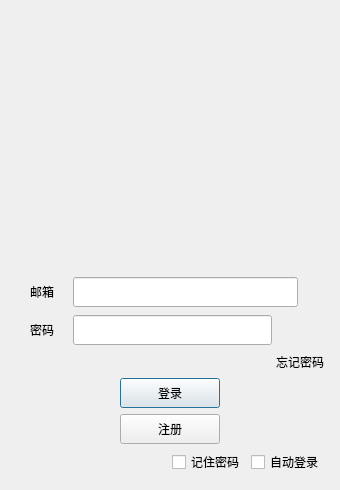
First picture: the form in Client/logindialog.ui, repository Stan-Vincent/HChat-demo, before the edit.
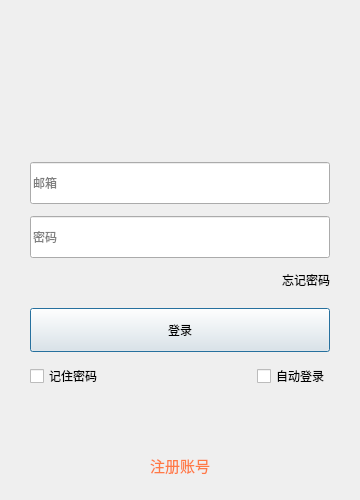
Second picture: the form after the edit. Custom widgets are drawn as their Qt base class.

```diff
--- a/Client/logindialog.ui
+++ b/Client/logindialog.ui
@@ -6,52 +6,67 @@
    <rect>
     <x>0</x>
     <y>0</y>
-    <width>340</width>
-    <height>490</height>
+    <width>360</width>
+    <height>500</height>
    </rect>
   </property>
   <property name="minimumSize">
    <size>
-    <width>340</width>
-    <height>490</height>
+    <width>360</width>
+    <height>500</height>
    </size>
   </property>
   <property name="maximumSize">
    <size>
-    <width>340</width>
-    <height>532</height>
+    <width>360</width>
+    <height>540</height>
    </size>
   </property>
   <property name="windowTitle">
    <string>Dialog</string>
   </property>
   <layout class="QVBoxLayout" name="verticalLayout_3">
+   <property name="leftMargin">
+    <number>30</number>
+   </property>
+   <property name="topMargin">
+    <number>16</number>
+   </property>
+   <property name="rightMargin">
+    <number>30</number>
+   </property>
+   <property name="bottomMargin">
+    <number>20</number>
+   </property>
    <item>
     <layout class="QVBoxLayout" name="verticalLayout_2">
+     <property name="spacing">
+      <number>12</number>
+     </property>
      <property name="leftMargin">
-      <number>5</number>
+      <number>0</number>
      </property>
      <property name="topMargin">
-      <number>5</number>
+      <number>0</number>
      </property>
      <property name="rightMargin">
-      <number>5</number>
+      <number>0</number>
      </property>
      <property name="bottomMargin">
-      <number>5</number>
+      <number>0</number>
      </property>
      <item>
       <widget class="QLabel" name="err_tip">
        <property name="minimumSize">
         <size>
          <width>0</width>
-         <height>25</height>
+         <height>22</height>
         </size>
        </property>
        <property name="maximumSize">
         <size>
          <width>16777215</width>
-         <height>25</height>
+         <height>22</height>
         </size>
        </property>
        <property name="text">
@@ -62,27 +77,45 @@
        </property>
       </widget>
      </item>
-     <item>
+     <item alignment="Qt::AlignHCenter">
       <widget class="QWidget" name="head_widget" native="true">
        <property name="minimumSize">
         <size>
-         <width>200</width>
-         <height>230</height>
+         <width>100</width>
+         <height>100</height>
+        </size>
+       </property>
+       <property name="maximumSize">
+        <size>
+         <width>100</width>
+         <height>100</height>
         </size>
        </property>
        <layout class="QGridLayout" name="gridLayout">
+        <property name="leftMargin">
+         <number>0</number>
+        </property>
+        <property name="topMargin">
+         <number>0</number>
+        </property>
+        <property name="rightMargin">
+         <number>0</number>
+        </property>
+        <property name="bottomMargin">
+         <number>0</number>
+        </property>
         <item row="0" column="0">
          <widget class="QLabel" name="head_label">
           <property name="minimumSize">
            <size>
-            <width>200</width>
-            <height>199</height>
+            <width>100</width>
+            <height>100</height>
            </size>
           </property>
           <property name="maximumSize">
            <size>
-            <width>200</width>
-            <height>200</height>
+            <width>100</width>
+            <height>100</height>
            </size>
           </property>
           <property name="text">
@@ -94,179 +127,77 @@
       </widget>
      </item>
      <item>
-      <spacer name="verticalSpacer_3">
-       <property name="orientation">
-        <enum>Qt::Vertical</enum>
-       </property>
-       <property name="sizeHint" stdset="0">
-        <size>
-         <width>20</width>
-         <height>40</height>
-        </size>
-       </property>
-      </spacer>
-     </item>
-     <item>
-      <layout class="QHBoxLayout" name="horizontalLayout_2" stretch="2,9,1">
+      <layout class="QHBoxLayout" name="horizontalLayout_2">
        <property name="leftMargin">
-        <number>1</number>
+        <number>0</number>
        </property>
        <property name="topMargin">
-        <number>1</number>
+        <number>0</number>
        </property>
        <property name="rightMargin">
-        <number>1</number>
+        <number>0</number>
        </property>
        <property name="bottomMargin">
-        <number>1</number>
+        <number>0</number>
        </property>
-       <item>
-        <widget class="QLabel" name="email_lb">
-         <property name="minimumSize">
-          <size>
-           <width>45</width>
-           <height>25</height>
-          </size>
-         </property>
-         <property name="maximumSize">
-          <size>
-           <width>16777215</width>
-           <height>25</height>
-          </size>
-         </property>
-         <property name="text">
-          <string>邮箱</string>
-         </property>
-         <property name="alignment">
-          <set>Qt::AlignCenter</set>
-         </property>
-        </widget>
-       </item>
        <item>
         <widget class="QLineEdit" name="email_edit">
          <property name="minimumSize">
           <size>
            <width>0</width>
-           <height>30</height>
+           <height>42</height>
           </size>
          </property>
-         <property name="maximumSize">
-          <size>
-           <width>16777215</width>
-           <height>30</height>
-          </size>
+         <property name="placeholderText">
+          <string>邮箱</string>
          </property>
         </widget>
        </item>
-       <item>
-        <spacer name="horizontalSpacer_6">
-         <property name="orientation">
-          <enum>Qt::Horizontal</enum>
-         </property>
-         <property name="sizeType">
-          <enum>QSizePolicy::Fixed</enum>
-         </property>
-         <property name="sizeHint" stdset="0">
-          <size>
-           <width>25</width>
-           <height>20</height>
-          </size>
-         </property>
-        </spacer>
-       </item>
       </layout>
      </item>
      <item>
-      <layout class="QHBoxLayout" name="horizontalLayout_3" stretch="2,8,1,1">
+      <layout class="QHBoxLayout" name="horizontalLayout_3">
        <property name="leftMargin">
-        <number>1</number>
+        <number>0</number>
        </property>
        <property name="topMargin">
-        <number>1</number>
+        <number>0</number>
        </property>
        <property name="rightMargin">
-        <number>1</number>
+        <number>0</number>
        </property>
        <property name="bottomMargin">
-        <number>1</number>
+        <number>0</number>
        </property>
-       <item>
-        <widget class="QLabel" name="pass_label">
-         <property name="minimumSize">
-          <size>
-           <width>45</width>
-           <height>25</height>
-          </size>
-         </property>
-         <property name="maximumSize">
-          <size>
-           <width>16777215</width>
-           <height>25</height>
-          </size>
-         </property>
-         <property name="text">
-          <string>密码</string>
-         </property>
-         <property name="alignment">
-          <set>Qt::AlignCenter</set>
-         </property>
-        </widget>
-       </item>
        <item>
         <widget class="QLineEdit" name="pass_edit">
          <property name="minimumSize">
           <size>
-           <width>165</width>
-           <height>30</height>
+           <width>0</width>
+           <height>42</height>
           </size>
          </property>
-         <property name="maximumSize">
-          <size>
-           <width>16777215</width>
-           <height>30</height>
-          </size>
+         <property name="placeholderText">
+          <string>密码</string>
          </property>
         </widget>
        </item>
-       <item>
-        <widget class="ClickedLabel" name="pass_visible">
-         <property name="minimumSize">
-          <size>
-           <width>20</width>
-           <height>20</height>
-          </size>
-         </property>
-         <property name="maximumSize">
-          <size>
-           <width>20</width>
-           <height>20</height>
-          </size>
-         </property>
-         <property name="text">
-          <string/>
-         </property>
-        </widget>
-       </item>
-       <item>
-        <spacer name="horizontalSpacer_7">
-         <property name="orientation">
-          <enum>Qt::Horizontal</enum>
-         </property>
-         <property name="sizeType">
-          <enum>QSizePolicy::Expanding</enum>
-         </property>
-         <property name="sizeHint" stdset="0">
-          <size>
-           <width>25</width>
-           <height>20</height>
-          </size>
-         </property>
-        </spacer>
-       </item>
       </layout>
      </item>
      <item>
       <layout class="QHBoxLayout" name="horizontalLayout_4">
+       <property name="leftMargin">
+        <number>0</number>
+       </property>
+       <property name="topMargin">
+        <number>0</number>
+       </property>
+       <property name="rightMargin">
+        <number>0</number>
+       </property>
+       <property name="bottomMargin">
+        <number>0</number>
+       </property>
        <item>
         <spacer name="horizontalSpacer">
          <property name="orientation">
@@ -294,115 +225,50 @@
        <property name="orientation">
         <enum>Qt::Vertical</enum>
        </property>
+       <property name="sizeType">
+        <enum>QSizePolicy::Fixed</enum>
+       </property>
        <property name="sizeHint" stdset="0">
         <size>
          <width>20</width>
-         <height>40</height>
+         <height>6</height>
         </size>
        </property>
       </spacer>
      </item>
      <item>
-      <layout class="QHBoxLayout" name="horizontalLayout_5">
-       <item>
-        <spacer name="horizontalSpacer_2">
-         <property name="orientation">
-          <enum>Qt::Horizontal</enum>
-         </property>
-         <property name="sizeHint" stdset="0">
-          <size>
-           <width>40</width>
-           <height>20</height>
-          </size>
-         </property>
-        </spacer>
-       </item>
-       <item>
-        <widget class="QPushButton" name="login_btn">
-         <property name="minimumSize">
-          <size>
-           <width>100</width>
-           <height>30</height>
-          </size>
-         </property>
-         <property name="text">
-          <string>登录</string>
-         </property>
-        </widget>
-       </item>
-       <item>
-        <spacer name="horizontalSpacer_3">
-         <property name="orientation">
-          <enum>Qt::Horizontal</enum>
-         </property>
-         <property name="sizeHint" stdset="0">
-          <size>
-           <width>40</width>
-           <height>20</height>
-          </size>
-         </property>
-        </spacer>
-       </item>
-      </layout>
-     </item>
-     <item>
-      <layout class="QHBoxLayout" name="horizontalLayout_6">
-       <item>
-        <spacer name="horizontalSpacer_4">
-         <property name="orientation">
-          <enum>Qt::Horizontal</enum>
-         </property>
-         <property name="sizeHint" stdset="0">
-          <size>
-           <width>40</width>
-           <height>20</height>
-          </size>
-         </property>
-        </spacer>
-       </item>
-       <item>
-        <widget class="QPushButton" name="reg_btn">
-         <property name="minimumSize">
-          <size>
-           <width>100</width>
-           <height>30</height>
-          </size>
-         </property>
-         <property name="text">
-          <string>注册</string>
-         </property>
-        </widget>
-       </item>
-       <item>
-        <spacer name="horizontalSpacer_5">
-         <property name="orientation">
-          <enum>Qt::Horizontal</enum>
-         </property>
-         <property name="sizeHint" stdset="0">
-          <size>
-           <width>40</width>
-           <height>20</height>
-          </size>
-         </property>
-        </spacer>
-       </item>
-      </layout>
+      <widget class="QPushButton" name="login_btn">
+       <property name="sizePolicy">
+        <sizepolicy hsizetype="Expanding" vsizetype="Fixed">
+         <horstretch>0</horstretch>
+         <verstretch>0</verstretch>
+        </sizepolicy>
+       </property>
+       <property name="minimumSize">
+        <size>
+         <width>0</width>
+         <height>44</height>
+        </size>
+       </property>
+       <property name="text">
+        <string>登录</string>
+       </property>
+      </widget>
      </item>
      <item>
       <layout class="QHBoxLayout" name="horizontalLayout_chk">
-       <item>
-        <spacer name="horizontalSpacer_chk">
-         <property name="orientation">
-          <enum>Qt::Horizontal</enum>
-         </property>
-         <property name="sizeHint" stdset="0">
-          <size>
-           <width>40</width>
-           <height>20</height>
-          </size>
-         </property>
-        </spacer>
-       </item>
+       <property name="leftMargin">
+        <number>0</number>
+       </property>
+       <property name="topMargin">
+        <number>0</number>
+       </property>
+       <property name="rightMargin">
+        <number>0</number>
+       </property>
+       <property name="bottomMargin">
+        <number>0</number>
+       </property>
        <item>
         <widget class="QCheckBox" name="remember_pwd_chk">
          <property name="text">
@@ -410,6 +276,19 @@
          </property>
         </widget>
        </item>
+       <item>
+        <spacer name="horizontalSpacer_chk">
+         <property name="orientation">
+          <enum>Qt::Horizontal</enum>
+         </property>
+         <property name="sizeHint" stdset="0">
+          <size>
+           <width>40</width>
+           <height>20</height>
+          </size>
+         </property>
+        </spacer>
+       </item>
        <item>
         <widget class="QCheckBox" name="auto_login_chk">
          <property name="text">
@@ -424,17 +303,73 @@
        <property name="orientation">
         <enum>Qt::Vertical</enum>
        </property>
+       <property name="sizeType">
+        <enum>QSizePolicy::Expanding</enum>
+       </property>
        <property name="sizeHint" stdset="0">
         <size>
          <width>20</width>
-         <height>40</height>
+         <height>10</height>
         </size>
        </property>
       </spacer>
      </item>
+     <item>
+      <widget class="QPushButton" name="reg_btn">
+       <property name="sizePolicy">
+        <sizepolicy hsizetype="Preferred" vsizetype="Fixed">
+         <horstretch>0</horstretch>
+         <verstretch>0</verstretch>
+        </sizepolicy>
+       </property>
+       <property name="minimumSize">
+        <size>
+         <width>0</width>
+         <height>30</height>
+        </size>
+       </property>
+       <property name="cursor">
+        <cursorShape>PointingHandCursor</cursorShape>
+       </property>
+       <property name="styleSheet">
+        <string>QPushButton{background:transparent;border:none;color:#ff7a45;font-size:11pt;font-weight:normal;}
+QPushButton:hover{color:#ff9264;}
+QPushButton:pressed{color:#e85d26;}
+QPushButton:disabled{color:#999999;}</string>
+       </property>
+       <property name="text">
+        <string>注册账号</string>
+       </property>
+      </widget>
+     </item>
     </layout>
    </item>
   </layout>
+  <widget class="ClickedLabel" name="pass_visible">
+   <property name="geometry">
+    <rect>
+     <x>0</x>
+     <y>0</y>
+     <width>24</width>
+     <height>24</height>
+    </rect>
+   </property>
+   <property name="minimumSize">
+    <size>
+     <width>24</width>
+     <height>24</height>
+    </size>
+   </property>
+   <property name="maximumSize">
+    <size>
+     <width>24</width>
+     <height>24</height>
+    </size>
+   </property>
+   <property name="text">
+    <string/>
+   </property>
+  </widget>
  </widget>
  <customwidgets>
   <customwidget>
```
